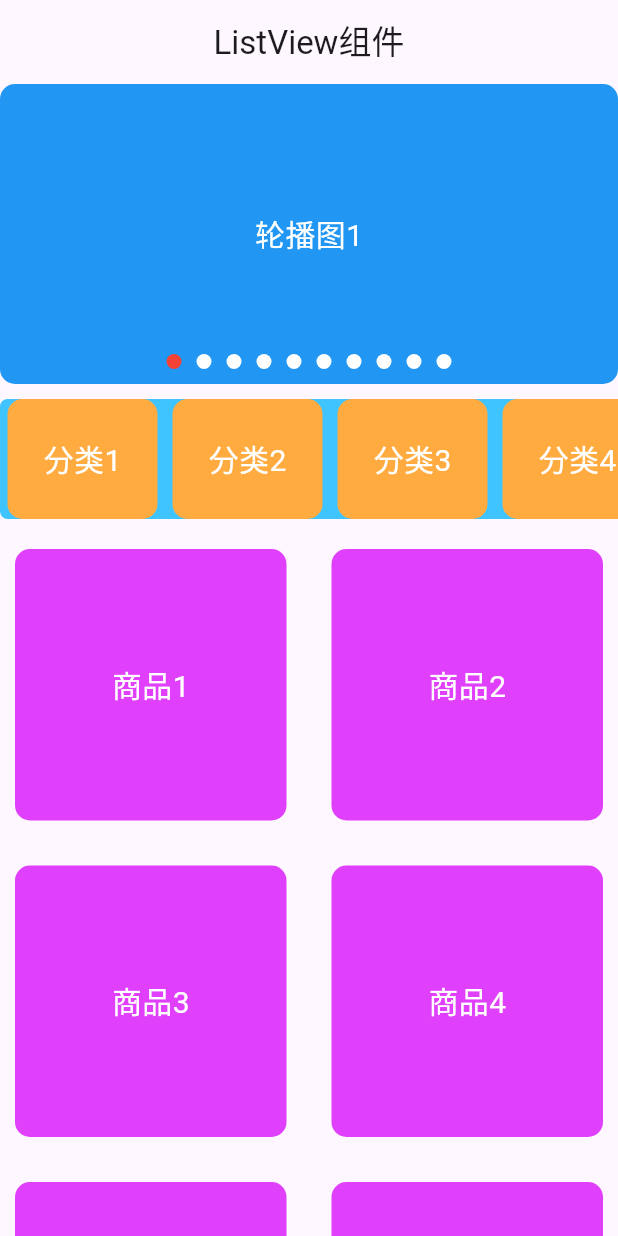
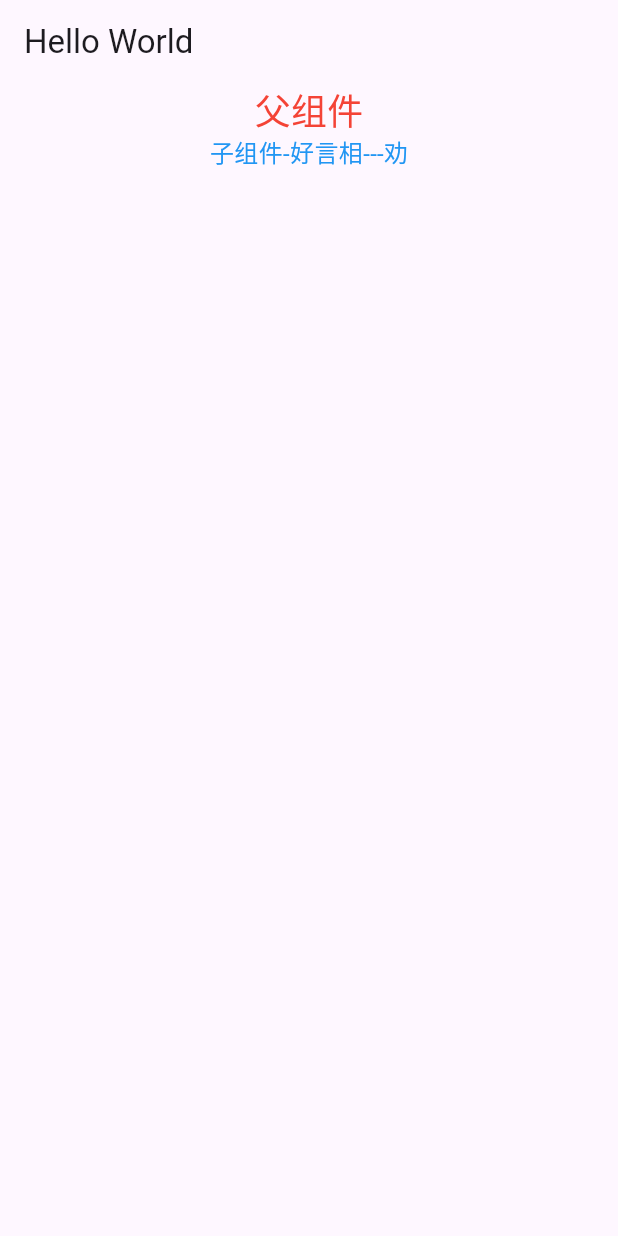
Before and after one commit to neucoder/helloworld, a Flutter app: the screen it shows after launch, on a phone screen of 412 x 824 dp. Run offline on Flutter 3.47's test engine with Material 3 defaults, Android fonts, the phone set to English and light mode, and no system bars.

Commit message:
父子组件通信

```diff
--- a/lib/main.dart
+++ b/lib/main.dart
@@ -4,196 +4,55 @@ void main() {
   runApp(MainPage());
 }
 
-class MainPage extends StatefulWidget {
+class MainPage extends StatelessWidget {
   const MainPage({Key? key}) : super(key: key);
-
-  @override
-  State<MainPage> createState() => _MainPageState();
-}
-
-class _MainPageState extends State<MainPage> {
-  MainAxisAlignment mainAlign = MainAxisAlignment.spaceBetween;
-  CrossAxisAlignment crsAlign = CrossAxisAlignment.center;
-
-  late TextEditingController _usernameController;
-  late TextEditingController _passwordController;
-  late ScrollController _scrollController;
-
-  int _currentIndex = 0;
-  late PageController _pageController;
-
-  @override
-  void initState() {
-    super.initState();
-    _usernameController = TextEditingController();
-    _passwordController = TextEditingController();
-    _scrollController = ScrollController();
-    _pageController = PageController(initialPage: _currentIndex);
-  }
-
-  @override
-  void dispose() {
-    _usernameController.dispose();
-    _passwordController.dispose();
-    _scrollController.dispose();
-    _pageController.dispose();
-    super.dispose();
-  }
 
   @override
   Widget build(BuildContext context) {
     return MaterialApp(
       home: Scaffold(
-        appBar: AppBar(title: Center(child: Text('ListView组件'))),
-        body: CustomScrollView(
-          slivers: [
-            SliverToBoxAdapter(
-              child: Container(
-                alignment: Alignment.center,
-                height: 200,
-                decoration: BoxDecoration(
-                  borderRadius: BorderRadius.circular(10),
-                  // color: Colors.lightBlueAccent,
-                ),
-                child: Stack(
-                  children: [
-                    PageView.builder(
-                      controller: _pageController, // 添加PageController
-                      itemCount: 10,
-                      onPageChanged: (index) {
-                        // 添加页面变化回调
-                        setState(() {
-                          _currentIndex = index;
-                        });
-                      },
-                      itemBuilder: (context, index) {
-                        return Container(
-                          alignment: Alignment.center,
-                          decoration: BoxDecoration(
-                            color: Colors.blue,
-                            borderRadius: BorderRadius.circular(10),
-                          ),
-                          child: Text(
-                            "轮播图${index + 1}",
-                            style: TextStyle(fontSize: 20, color: Colors.white),
-                          ),
-                        );
-                      },
-                    ),
-                    Positioned(
-                      bottom: 10,
-                      left: 0,
-                      right: 0,
-                      child: Row(
-                        mainAxisAlignment: MainAxisAlignment.center,
-                        children: List.generate(
-                          10,
-                          (index) => GestureDetector(
-                            onTap: () {
-                              _currentIndex = index;
-                              _pageController.animateToPage(
-                                index,
-                                duration: Duration(milliseconds: 300),
-                                curve: Curves.ease,
-                              );
-                              setState(() {});
-                            },
-                            child: Container(
-                              width: 10,
-                              height: 10,
-                              margin: EdgeInsets.symmetric(horizontal: 5),
-                              decoration: BoxDecoration(
-                                color: _currentIndex == index
-                                    ? Colors.red
-                                    : Colors.white,
-                                borderRadius: BorderRadius.circular(5),
-                              ),
-                            ),
-                          ),
-                        ),
-                      ),
-                    ),
-                  ],
-                ),
-              ),
-            ),
-
-            SliverToBoxAdapter(child: SizedBox(height: 10)),
-            SliverPersistentHeader(pinned: true, delegate: _stickyCategory()),
-            SliverToBoxAdapter(child: SizedBox(height: 10)),
-            SliverGrid.count(
-              crossAxisCount: 2,
-              mainAxisSpacing: 10,
-              crossAxisSpacing: 10,
-              children: List.generate(100, (index) {
-                return Container(
-                  margin: EdgeInsets.symmetric(horizontal: 10, vertical: 10),
-                  alignment: Alignment.center,
-                  decoration: BoxDecoration(
-                    color: Colors.purpleAccent,
-                    borderRadius: BorderRadius.circular(10),
-                  ),
-                  child: Text(
-                    "商品${index + 1}",
-                    style: TextStyle(fontSize: 20, color: Colors.white),
-                  ),
-                );
-              }),
-            ),
-          ],
+        appBar: AppBar(title: Text('Hello World')),
+        body: Center(
+          child: Column(
+            children: [
+              Text('父组件', style: TextStyle(fontSize: 24.0, color: Colors.red)),
+              Child(msg: "好言相---劝"),
+            ],
+          ),
         ),
       ),
     );
   }
 }
 
-class _stickyCategory extends SliverPersistentHeaderDelegate {
+class Child extends StatefulWidget {
+  final String msg;
+  const Child({Key? key, required this.msg}) : super(key: key);
+
   @override
-  Widget build(
-    BuildContext context,
-    double shrinkOffset,
-    bool overlapsContent,
-  ) {
+  _ChildState createState() => _ChildState();
+}
+
+class _ChildState extends State<Child> {
+  @override
+  Widget build(BuildContext context) {
     return Container(
-      alignment: Alignment.center,
-      // 移除固定高度，让内容自适应
-      decoration: BoxDecoration(
-        borderRadius: BorderRadius.circular(5),
-        color: Colors.lightBlueAccent,
-      ),
-      child: Center(
-        child: ListView.builder(
-          itemCount: 30,
-          scrollDirection: Axis.horizontal,
-          itemBuilder: (context, index) {
-            return Container(
-              width: 100,
-              height: 40, // 设置固定高度
-              alignment: Alignment.center,
-              decoration: BoxDecoration(
-                color: Colors.orangeAccent,
-                borderRadius: BorderRadius.circular(10),
-              ),
-              margin: EdgeInsets.symmetric(horizontal: 5),
-              child: Text(
-                "分类${index + 1}",
-                style: TextStyle(fontSize: 20, color: Colors.white),
-              ),
-            );
-          },
-        ),
+      child: Text(
+        "子组件-${widget.msg}",
+        style: TextStyle(fontSize: 16.0, color: Colors.blue),
       ),
     );
   }
+}
 
-  @override
-  double get maxExtent => 80; // 修改为与minExtent相同
+// class Child extends StatelessWidget {
+//   final String? msg;
+//   const Child({Key? key,  this.msg}) : super(key: key);
 
-  @override
-  double get minExtent => 40;
-
-  @override
-  bool shouldRebuild(covariant SliverPersistentHeaderDelegate oldDelegate) {
-    return false;
-  }
-}
+//   @override
+//   Widget build(BuildContext context) {
+//     return Container(
+//       child: Text("子组件-$msg", style: TextStyle(fontSize: 22.0, color: Colors.blue)),
+//     );
+//   }
+// }
```
